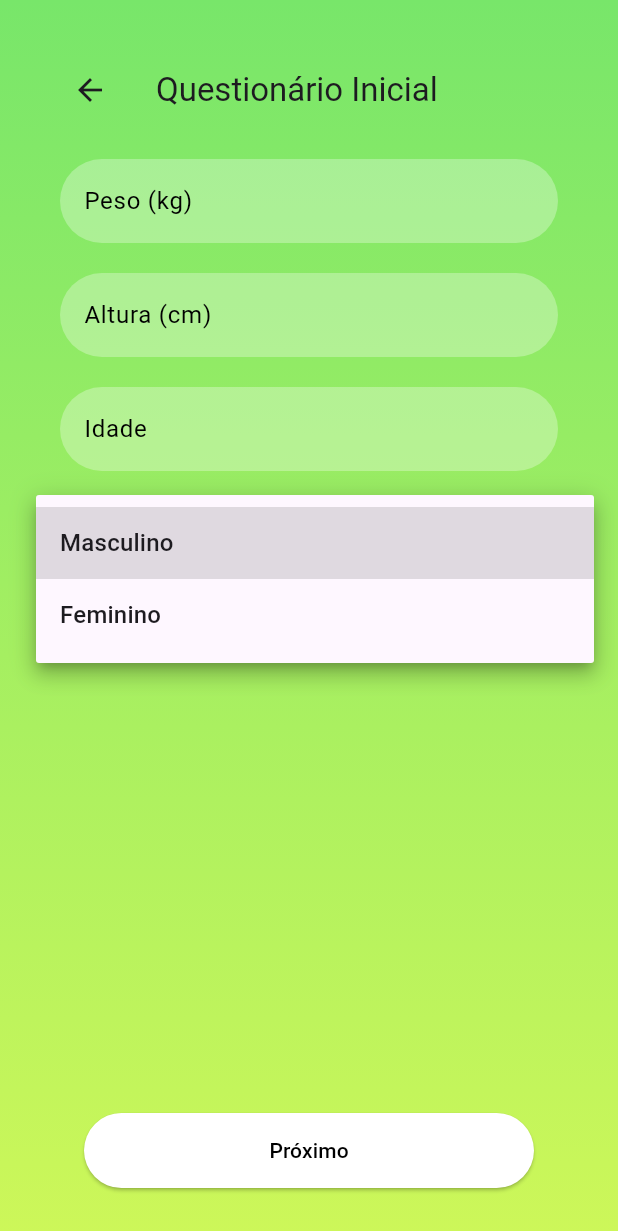
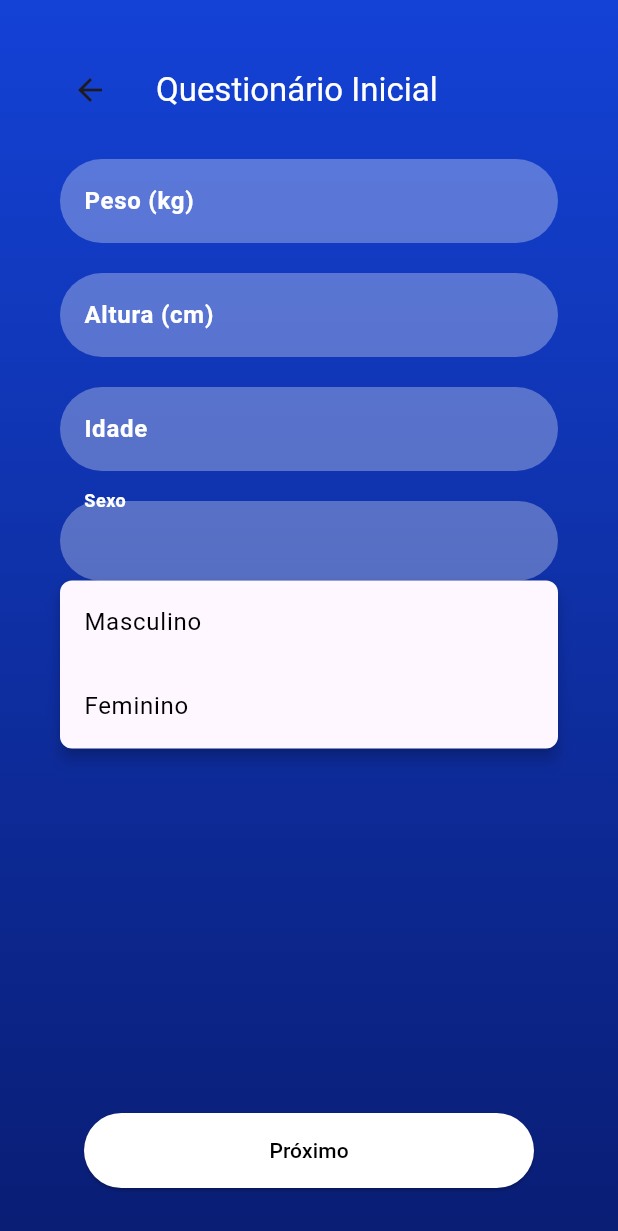
Before and after one commit to leo-mariz/meal_plan_app, a Flutter app: the FormPage screen opened by its route, after a tap on "Sexo", on a phone screen of 412 x 824 dp. Shown: the top 1231 px of the screen. Run offline on Flutter 3.47's test engine with Material 3 defaults, Android fonts, the phone set to English and light mode, and no system bars; our stand-ins replace percent_indicator, shared_preferences; accounts and stored records are empty.

```diff
--- a/lib/main.dart
+++ b/lib/main.dart
@@ -11,7 +11,7 @@ class NutriAIApp extends StatelessWidget {
     return MaterialApp(
         title: 'Nutri AI',
         theme: ThemeData(
-          primarySwatch: Colors.green,
+          primarySwatch: Colors.blue,
         ),
         initialRoute: '/',
         routes: {
--- a/lib/src/widgets/auth_background.dart
+++ b/lib/src/widgets/auth_background.dart
@@ -10,8 +10,8 @@ class AuthBackground extends StatelessWidget {
       decoration: const BoxDecoration(
         gradient: LinearGradient(
           colors: [
-            Color.fromARGB(255, 120, 230, 106),
-            Color.fromARGB(255, 205, 247, 89)
+            Color.fromARGB(255, 20, 66, 214),
+            Color.fromARGB(255, 9, 29, 116)
           ],
           begin: Alignment.topCenter,
           end: Alignment.bottomCenter,
--- a/lib/src/widgets/forms.dart
+++ b/lib/src/widgets/forms.dart
@@ -99,8 +99,8 @@ class MultipleChoiceFormState extends State<MultipleChoiceForm> {
                         widget.controllers[i],
                         widget.labels.keys.elementAt(i),
                         widget.labels.values.elementAt(i)[0] as String,
-                        List<String>.from(
-                            widget.labels.values.elementAt(i)[1] as List<dynamic>),
+                        List<String>.from(widget.labels.values.elementAt(i)[1]
+                            as List<dynamic>),
                       ),
                     ),
                   const SizedBox(height: 15),
@@ -126,23 +126,9 @@ class MultipleChoiceFormState extends State<MultipleChoiceForm> {
   ) {
     switch (componentType) {
       case 'dropdown':
-        return DropdownButtonFormField<String>(
-          decoration: InputDecoration(
-            labelText: label,
-            labelStyle: const TextStyle(color: Colors.black),
-            filled: true,
-            fillColor: Colors.white.withOpacity(0.3),
-            border: OutlineInputBorder(
-              borderRadius: BorderRadius.circular(30.0),
-              borderSide: BorderSide.none,
-            ),
-          ),
-          items: options.map((String value) {
-            return DropdownMenuItem<String>(
-              value: value,
-              child: Text(value),
-            );
-          }).toList(),
+        return CustomDropdownButtonFormField(
+          label: label,
+          options: options,
           onChanged: (newValue) {
             setState(() {
               controller.text = newValue!;
@@ -153,17 +139,23 @@ class MultipleChoiceFormState extends State<MultipleChoiceForm> {
         return Column(
           crossAxisAlignment: CrossAxisAlignment.start,
           children: [
-            Text(label, style: const TextStyle(fontSize: 16)),
+            Text(label,
+                style: const TextStyle(
+                    fontSize: 16,
+                    color: Colors.white,
+                    fontWeight: FontWeight.w700)),
             ...options.map((option) {
               return CheckboxListTile(
-                title: Text(option),
+                title:
+                    Text(option, style: const TextStyle(color: Colors.white)),
                 value: controller.text.contains(option),
                 onChanged: (bool? value) {
                   setState(() {
                     if (value == true) {
                       controller.text += '$option;';
                     } else {
-                      controller.text = controller.text.replaceAll('$option;', '');
+                      controller.text =
+                          controller.text.replaceAll('$option;', '');
                     }
                   });
                 },
@@ -176,10 +168,15 @@ class MultipleChoiceFormState extends State<MultipleChoiceForm> {
         return Column(
           crossAxisAlignment: CrossAxisAlignment.start,
           children: [
-            Text(label, style: const TextStyle(fontSize: 16)),
+            Text(label,
+                style: const TextStyle(
+                    fontSize: 16,
+                    color: Colors.white,
+                    fontWeight: FontWeight.w700)),
             ...options.map((option) {
               return RadioListTile<String>(
-                title: Text(option),
+                title:
+                    Text(option, style: const TextStyle(color: Colors.white)),
                 value: option,
                 groupValue: _radioGroupValues[label],
                 onChanged: (String? value) {
@@ -197,7 +194,8 @@ class MultipleChoiceFormState extends State<MultipleChoiceForm> {
           controller: controller,
           decoration: InputDecoration(
             labelText: label,
-            labelStyle: const TextStyle(color: Colors.black),
+            labelStyle: const TextStyle(
+                color: Colors.white, fontWeight: FontWeight.w700),
             filled: true,
             fillColor: Colors.white.withOpacity(0.3),
             border: OutlineInputBorder(
@@ -209,3 +207,109 @@ class MultipleChoiceFormState extends State<MultipleChoiceForm> {
     }
   }
 }
+
+class CustomDropdownButtonFormField extends StatefulWidget {
+  final List<String> options;
+  final String label;
+  final ValueChanged<String?>? onChanged;
+
+  const CustomDropdownButtonFormField({
+    super.key,
+    required this.options,
+    required this.label,
+    this.onChanged,
+  });
+
+  @override
+  CustomDropdownButtonFormFieldState createState() =>
+      CustomDropdownButtonFormFieldState();
+}
+
+class CustomDropdownButtonFormFieldState
+    extends State<CustomDropdownButtonFormField> {
+  final LayerLink _layerLink = LayerLink();
+  OverlayEntry? _overlayEntry;
+  String? _selectedItem;
+
+  void _toggleDropdown() {
+    if (_overlayEntry == null) {
+      _overlayEntry = _createOverlayEntry();
+      Overlay.of(context).insert(_overlayEntry!);
+    } else {
+      _overlayEntry?.remove();
+      _overlayEntry = null;
+    }
+  }
+
+  OverlayEntry _createOverlayEntry() {
+    RenderBox renderBox = context.findRenderObject() as RenderBox;
+    Size size = renderBox.size;
+
+    return OverlayEntry(
+      builder: (context) => Positioned(
+        width: size.width,
+        child: CompositedTransformFollower(
+          link: _layerLink,
+          showWhenUnlinked: false,
+          offset: Offset(0.0, size.height),
+          child: Material(
+            elevation: 4.0,
+            borderRadius: BorderRadius.circular(8.0),
+            child: ListView(
+              padding: EdgeInsets.zero,
+              shrinkWrap: true,
+              children: widget.options
+                  .map(
+                    (option) => ListTile(
+                      title: Text(option,
+                          style: const TextStyle(color: Colors.black)),
+                      onTap: () {
+                        setState(() {
+                          _selectedItem = option;
+                        });
+                        widget.onChanged?.call(option);
+                        _toggleDropdown();
+                      },
+                    ),
+                  )
+                  .toList(),
+            ),
+          ),
+        ),
+      ),
+    );
+  }
+
+  @override
+  Widget build(BuildContext context) {
+    return CompositedTransformTarget(
+      link: _layerLink,
+      child: GestureDetector(
+        onTap: _toggleDropdown,
+        child: InputDecorator(
+          decoration: InputDecoration(
+            labelText: widget.label,
+            labelStyle: const TextStyle(
+                color: Colors.white, fontWeight: FontWeight.w700),
+            filled: true,
+            fillColor: Colors.white.withOpacity(0.3),
+            border: OutlineInputBorder(
+              borderRadius: BorderRadius.circular(30.0),
+              borderSide: BorderSide.none,
+            ),
+          ),
+          child: Text(
+            _selectedItem ?? '',
+            style: const TextStyle(color: Colors.black),
+          ),
+        ),
+      ),
+    );
+  }
+
+  @override
+  void dispose() {
+    _overlayEntry?.remove();
+    super.dispose();
+  }
+}
```
Also changed, not shown: lib/services/requirements.txt (added, +32 -0 lines), lib/src/screens/form_page.dart (+33 -3 lines), lib/src/screens/signup_page.dart (+10 -14 lines), lib/src/widgets/message.dart (+59 -0 lines), 2 other files.
